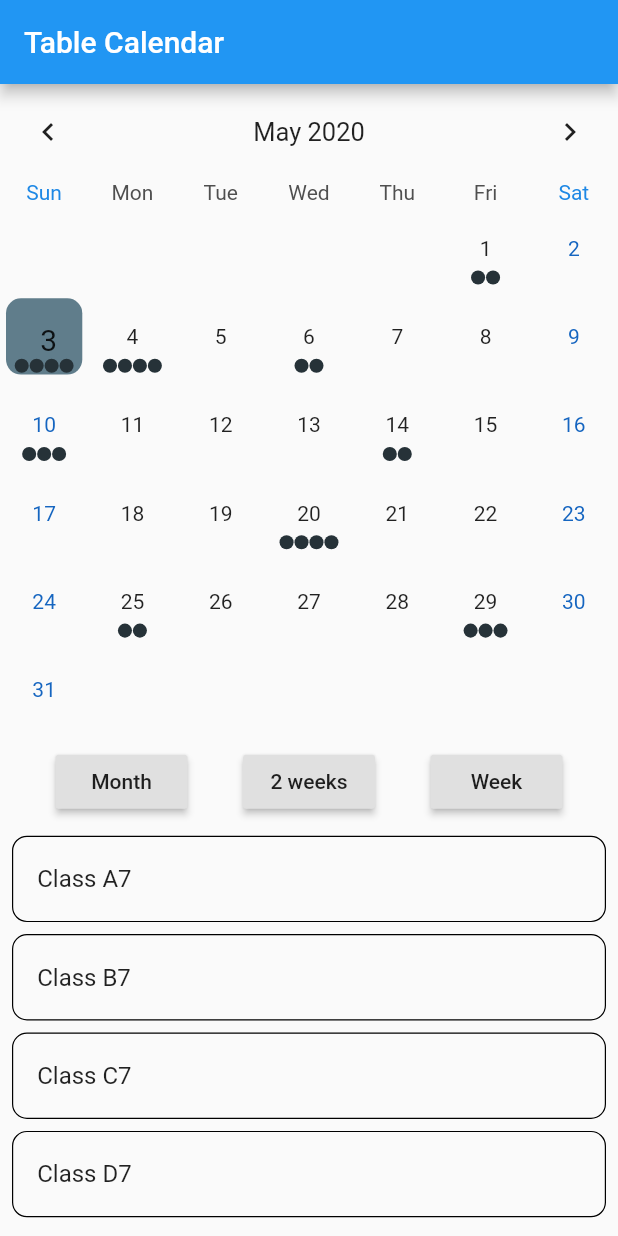
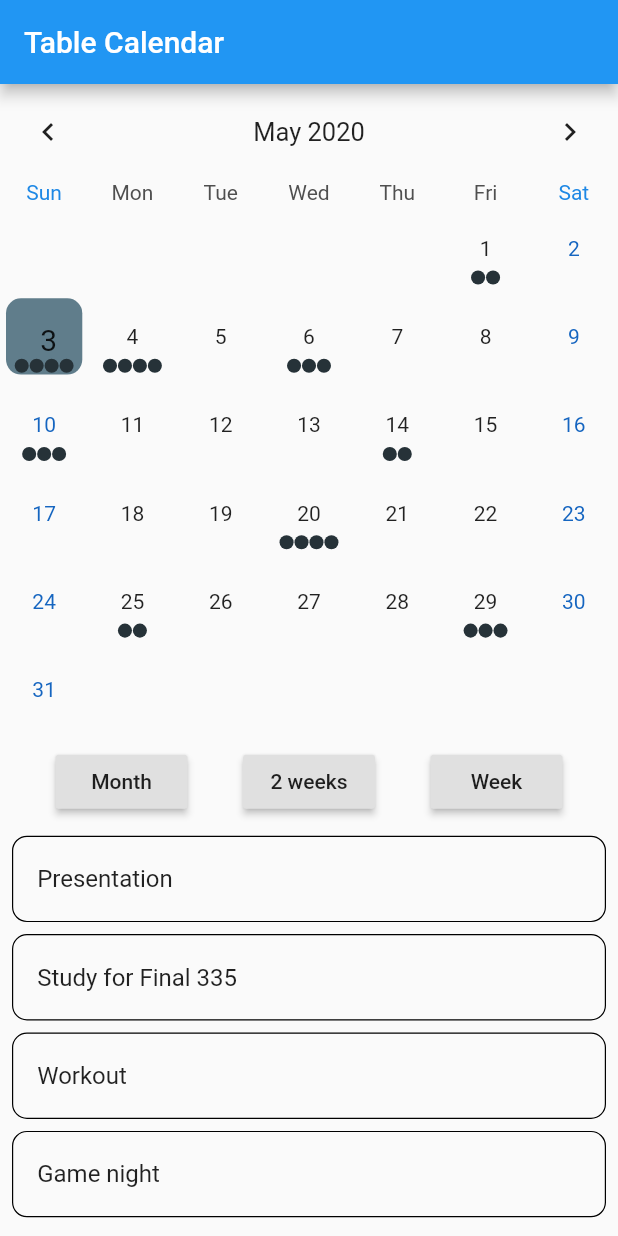
Before and after one commit to sef202/PLANiT, a Flutter app: the MySchedulePage screen opened directly, on a phone screen of 412 x 824 dp. Run offline on Flutter 3.47's test engine with Material 2 defaults, Android fonts, the phone set to English and light mode, and no system bars; drawn by our look-alikes of table_calendar; our stand-ins replace auto_size_text, cloud_firestore, firebase_auth, firebase_storage, flutter_datetime_picker, flutter_speed_dial and 2 more; accounts and stored records are empty.

Commit message:
Updated Agenda for the week, events, tested upload

```diff
--- a/lib/home/home.dart
+++ b/lib/home/home.dart
@@ -124,7 +124,7 @@ class _HomePageState extends State<HomePage> with TickerProviderStateMixin{
                           crossAxisAlignment: CrossAxisAlignment.center,
                           children: <Widget>[
                             Text(
-                                "Agenda For Today",
+                                "Agenda for the Week",
                                 style: TextStyle(
                                     fontFamily: 'OpenSans',
                                     fontSize: 24,
@@ -148,7 +148,7 @@ class _HomePageState extends State<HomePage> with TickerProviderStateMixin{
                       stream: Firestore.instance.collection('plan').where('User', isEqualTo: user.uid)
                           .where('date',
                           isGreaterThan: Timestamp.now().toDate(),
-                          isLessThan: Timestamp.now().toDate().add(new Duration(days: 1))
+                          isLessThan: Timestamp.now().toDate().add(new Duration(days: 7))
                       ).snapshots(),
                       builder: (context, snapshot) {
                         if(snapshot.data == null) return Container();
--- a/lib/home/schedule.dart
+++ b/lib/home/schedule.dart
@@ -54,21 +54,21 @@ class _MySchedulePageState extends State<MySchedulePage> with TickerProviderStat
 
     _events = {
 
-      _selectedDay.subtract(Duration(days: 30)): ['Class A0', 'Class B0', 'Class C0'],
-      _selectedDay.subtract(Duration(days: 27)): ['Class A1'],
-      _selectedDay.subtract(Duration(days: 20)): ['Class A2', 'Class B2', 'Class C2', 'Class D2'],
-      _selectedDay.subtract(Duration(days: 16)): ['Class A3', 'Class B3'],
-      _selectedDay.subtract(Duration(days: 10)): ['Class A4', 'Class B4', 'Class C4'],
-      _selectedDay.subtract(Duration(days: 4)): ['Class A5', 'Class B5', 'Class C5'],
-      _selectedDay.subtract(Duration(days: 2)): ['Class A6', 'Class B6'],
-      _selectedDay: ['Class A7', 'Class B7', 'Class C7', 'Class D7'],
-      _selectedDay.add(Duration(days: 1)): ['Class A8', 'Class B8', 'Class C8', 'Class D8'],
-      _selectedDay.add(Duration(days: 3)): Set.from(['Class A9', 'Class A9', 'Class B9']).toList(),
-      _selectedDay.add(Duration(days: 7)): ['Class A10', 'Class B10', 'Class C10'],
-      _selectedDay.add(Duration(days: 11)): ['Class A11', 'Class B11'],
-      _selectedDay.add(Duration(days: 17)): ['Class A12', 'Class B12', 'Class C12', 'Class D12'],
-      _selectedDay.add(Duration(days: 22)): ['Class A13', 'Class B13'],
-      _selectedDay.add(Duration(days: 26)): ['Class A14', 'Class B14', 'Class C14'],
+      _selectedDay.subtract(Duration(days: 30)): ['456 Network Security lab due', 'Workout', 'Survey Financial Aid'],
+      _selectedDay.subtract(Duration(days: 27)): ['Workout'],
+      _selectedDay.subtract(Duration(days: 20)): ['Lab Due', '456 Network Security', 'Workout', 'PS4 Time'],
+      _selectedDay.subtract(Duration(days: 16)): ['456 Homework Due', '362 Quiz'],
+      _selectedDay.subtract(Duration(days: 10)): ['Matlab instruciton', 'Interview', 'Class Project'],
+      _selectedDay.subtract(Duration(days: 4)): ['Meet and greet', '456 Network Security', 'Chipolte Coupon Expires'],
+      _selectedDay.subtract(Duration(days: 2)): ['Webinar', 'Workout'],
+      _selectedDay: ['Presentation', 'Study for Final 335', 'Workout', 'Game night'],
+      _selectedDay.add(Duration(days: 1)): ['Drop off Box', '335 Project Due', 'Creative Class', 'Relaxing time'],
+      _selectedDay.add(Duration(days: 3)): Set.from(['Start Essay', '323 Proj Due', 'Meeting with Prof']).toList(),
+      _selectedDay.add(Duration(days: 7)): ['Workout', 'Questionairre', 'Fight night UFC'],
+      _selectedDay.add(Duration(days: 11)): ['Work on Bike', '456 Network Security'],
+      _selectedDay.add(Duration(days: 17)): ['456 Network Security', 'Homework 10 335', 'Ride with friends', 'Meeting'],
+      _selectedDay.add(Duration(days: 22)): ['Meeting', 'Dr.Appt Beach Hos.'],
+      _selectedDay.add(Duration(days: 26)): ['Car Appointment', 'Pizza Party CPSC102', 'Netflix Special'],
     };
 
     _selectedEvents = _events[_selectedDay] ?? [];
```
Also changed, not shown: 3 other files.
